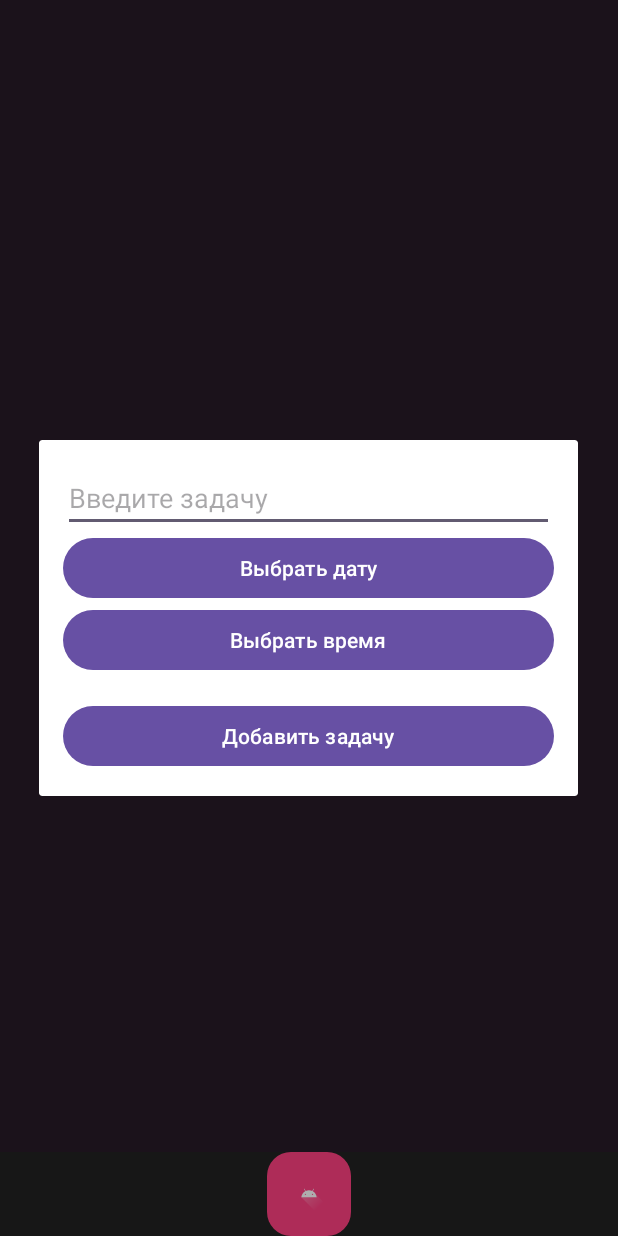
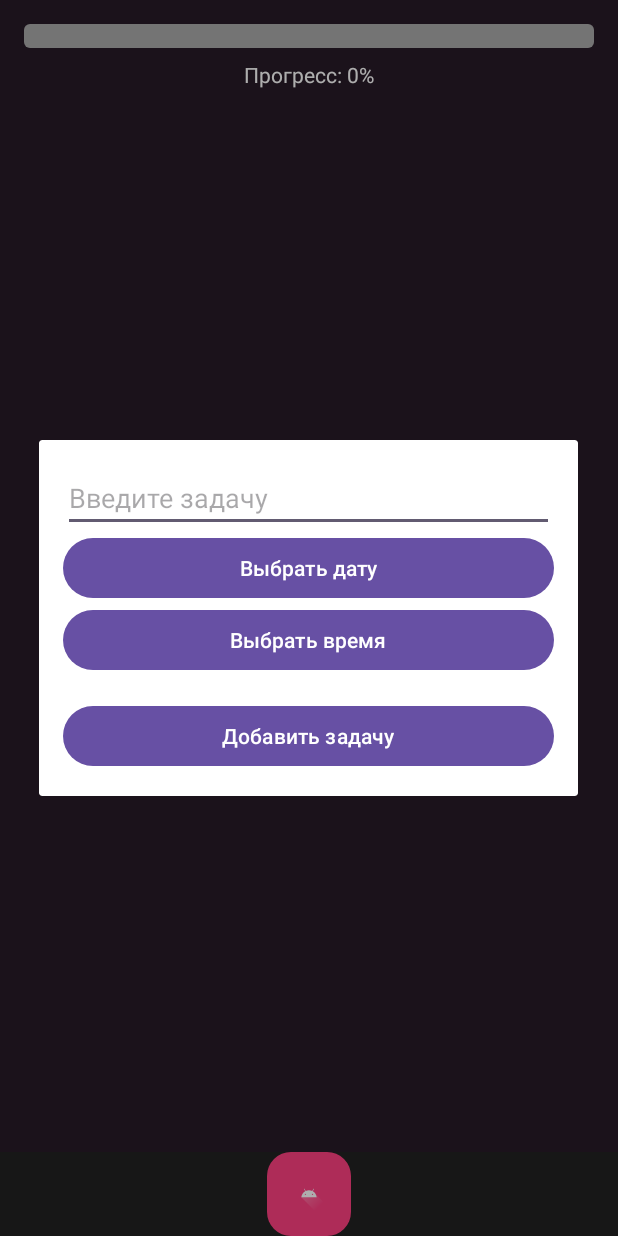
Before and after one commit to Wuffluv/TodoList, an Android app: the MainMenuActivity screen opened directly, with no data from a screen before it, after a tap on "Floating Action Button", on a phone screen of 412 x 824 dp. Run offline under Robolectric (Android 15) with nearby library versions, the phone set to English and light mode, and no system bars.

Commit message:
Добавил progress-bar

```diff
--- a/App/app/build.gradle.kts
+++ b/App/app/build.gradle.kts
@@ -28,15 +28,16 @@ android {
     compileOptions {
         sourceCompatibility = JavaVersion.VERSION_1_8
         targetCompatibility = JavaVersion.VERSION_1_8
+
     }
 }
 
 dependencies {
-
     implementation(libs.appcompat)
     implementation(libs.material)
     implementation(libs.activity)
     implementation(libs.constraintlayout)
+    implementation("androidx.recyclerview:recyclerview:1.2.1")
     implementation("com.google.android.material:material:1.6.1")
     testImplementation(libs.junit)
     androidTestImplementation(libs.ext.junit)
--- a/App/app/src/main/java/com/example/todolist/MainMenuActivity.java
+++ b/App/app/src/main/java/com/example/todolist/MainMenuActivity.java
@@ -3,10 +3,12 @@ package com.example.todolist;
 import android.app.DatePickerDialog;
 import android.app.TimePickerDialog;
 import android.os.Bundle;
-import android.view.View;
-import android.widget.Button;
-import android.widget.EditText;
-import android.widget.Toast;
+import android.view.View;           // Добавлен импорт
+import android.widget.Button;      // Добавлен импорт
+import android.widget.EditText;    // Добавлен импорт
+import android.widget.ProgressBar;
+import android.widget.TextView;
+import android.widget.Toast;        // Добавлен импорт
 
 import androidx.appcompat.app.AlertDialog;
 import androidx.appcompat.app.AppCompatActivity;
@@ -16,19 +18,23 @@ import androidx.recyclerview.widget.RecyclerView;
 import com.google.android.material.floatingactionbutton.FloatingActionButton;
 
 import java.util.Calendar;
-import java.util.Date;
 
 public class MainMenuActivity extends AppCompatActivity {
 
     private TaskAdapter taskAdapter;
+    private ProgressBar taskProgressBar;
+    private TextView progressTextView;
 
     @Override
     protected void onCreate(Bundle savedInstanceState) {
         super.onCreate(savedInstanceState);
         setContentView(R.layout.mainmenu);
 
+        taskProgressBar = findViewById(R.id.taskProgressBar);
+        progressTextView = findViewById(R.id.progressTextView);
+
         RecyclerView taskRecyclerView = findViewById(R.id.taskRecyclerView);
-        taskAdapter = new TaskAdapter();
+        taskAdapter = new TaskAdapter(this::updateProgressBar);
         taskRecyclerView.setAdapter(taskAdapter);
         taskRecyclerView.setLayoutManager(new LinearLayoutManager(this));
 
@@ -38,9 +44,12 @@ public class MainMenuActivity extends AppCompatActivity {
 
     private void showAddTaskDialog() {
         AlertDialog.Builder builder = new AlertDialog.Builder(this);
+
+        // Инфлейтим layout для диалога
         View dialogView = getLayoutInflater().inflate(R.layout.dialog_add_task, null);
         builder.setView(dialogView);
 
+        // Находим поля и кнопки в dialog_add_task.xml
         EditText taskDescription = dialogView.findViewById(R.id.taskDescription);
         Button pickDateButton = dialogView.findViewById(R.id.pickDateButton);
         Button pickTimeButton = dialogView.findViewById(R.id.pickTimeButton);
@@ -48,37 +57,60 @@ public class MainMenuActivity extends AppCompatActivity {
 
         final Calendar calendar = Calendar.getInstance();
 
+        // Установка даты
         pickDateButton.setOnClickListener(v -> {
-            DatePickerDialog datePickerDialog = new DatePickerDialog(this,
+            DatePickerDialog datePickerDialog = new DatePickerDialog(
+                    this,
                     (view, year, month, dayOfMonth) -> {
                         calendar.set(year, month, dayOfMonth);
                         pickDateButton.setText(dayOfMonth + "/" + (month + 1) + "/" + year);
-                    }, calendar.get(Calendar.YEAR), calendar.get(Calendar.MONTH), calendar.get(Calendar.DAY_OF_MONTH));
+                    },
+                    calendar.get(Calendar.YEAR),
+                    calendar.get(Calendar.MONTH),
+                    calendar.get(Calendar.DAY_OF_MONTH)
+            );
             datePickerDialog.show();
         });
 
+        // Установка времени
         pickTimeButton.setOnClickListener(v -> {
-            TimePickerDialog timePickerDialog = new TimePickerDialog(this,
+            TimePickerDialog timePickerDialog = new TimePickerDialog(
+                    this,
                     (view, hourOfDay, minute) -> {
                         calendar.set(Calendar.HOUR_OF_DAY, hourOfDay);
                         calendar.set(Calendar.MINUTE, minute);
                         pickTimeButton.setText(hourOfDay + ":" + minute);
-                    }, calendar.get(Calendar.HOUR_OF_DAY), calendar.get(Calendar.MINUTE), true);
+                    },
+                    calendar.get(Calendar.HOUR_OF_DAY),
+                    calendar.get(Calendar.MINUTE),
+                    true
+            );
             timePickerDialog.show();
         });
 
+        // Создаём и отображаем диалог
         AlertDialog dialog = builder.create();
 
+        // Кнопка "Добавить задачу"
         addTaskButton.setOnClickListener(v -> {
             String description = taskDescription.getText().toString();
             if (description.isEmpty()) {
                 Toast.makeText(this, "Введите описание задачи", Toast.LENGTH_SHORT).show();
             } else {
                 taskAdapter.addTask(new Task(description, calendar.getTime()));
+                updateProgressBar();
                 dialog.dismiss();
             }
         });
 
         dialog.show();
     }
+
+    private void updateProgressBar() {
+        int totalTasks = taskAdapter.getItemCount();
+        int completedTasks = taskAdapter.getCompletedTaskCount();
+        int progress = totalTasks > 0 ? (completedTasks * 100 / totalTasks) : 0;
+        taskProgressBar.setProgress(progress);
+        progressTextView.setText("Прогресс: " + progress + "%");
+    }
 }
--- /dev/null
+++ b/App/app/src/main/res/drawable/progress_bar.xml
@@ -0,0 +1,23 @@
+<layer-list xmlns:android="http://schemas.android.com/apk/res/android">
+
+    <!-- Задний фон прогресса -->
+    <item android:id="@+id/background">
+        <shape android:shape="rectangle">
+            <corners android:radius="4dp" />
+            <solid android:color="@android:color/darker_gray" />
+        </shape>
+    </item>
+
+    <!-- Полоска, которая будет заливаться по мере прогресса -->
+    <item android:id="@+id/progress">
+        <clip>
+            <shape android:shape="rectangle">
+                <corners android:radius="4dp" />
+                <!-- Поменяйте цвет на любой другой (например, @color/pink_500),
+                     если хотите сделать свою стилизацию -->
+                <solid android:color="@android:color/holo_blue_light" />
+            </shape>
+        </clip>
+    </item>
+
+</layer-list>
--- a/App/app/src/main/res/layout/mainmenu.xml
+++ b/App/app/src/main/res/layout/mainmenu.xml
@@ -6,6 +6,33 @@
     android:layout_height="match_parent"
     android:background="#281B28"
     tools:context=".MainMenuActivity">
+
+    <!-- Прогресс-бар -->
+    <LinearLayout
+        android:layout_width="match_parent"
+        android:layout_height="wrap_content"
+        android:padding="16dp"
+        android:orientation="vertical"
+        android:gravity="center_horizontal">
+
+        <ProgressBar
+            android:id="@+id/taskProgressBar"
+            style="?android:attr/progressBarStyleHorizontal"
+            android:layout_width="match_parent"
+            android:layout_height="16dp"
+            android:progressDrawable="@drawable/progress_bar"
+            android:max="100"
+            android:progress="0" />
+
+        <TextView
+            android:id="@+id/progressTextView"
+            android:layout_width="wrap_content"
+            android:layout_height="wrap_content"
+            android:layout_marginTop="8dp"
+            android:textColor="@android:color/white"
+            android:textSize="14sp"
+            android:text="Прогресс: 0%" />
+    </LinearLayout>
 
     <!-- RecyclerView для списка задач -->
     <androidx.recyclerview.widget.RecyclerView
```
Also changed, not shown: App/app/src/main/java/com/example/todolist/Task.java (+12 -4 lines), App/app/src/main/java/com/example/todolist/TaskAdapter.java (+75 -9 lines), App/app/src/main/res/layout/task_item.xml (+13 -8 lines).
